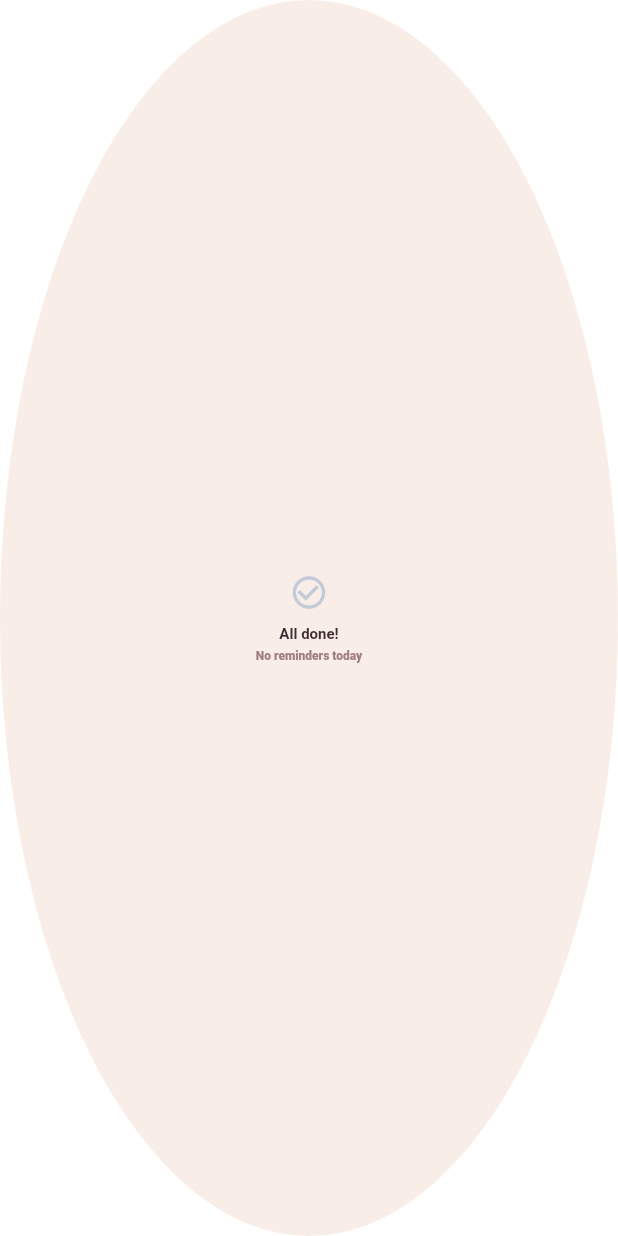
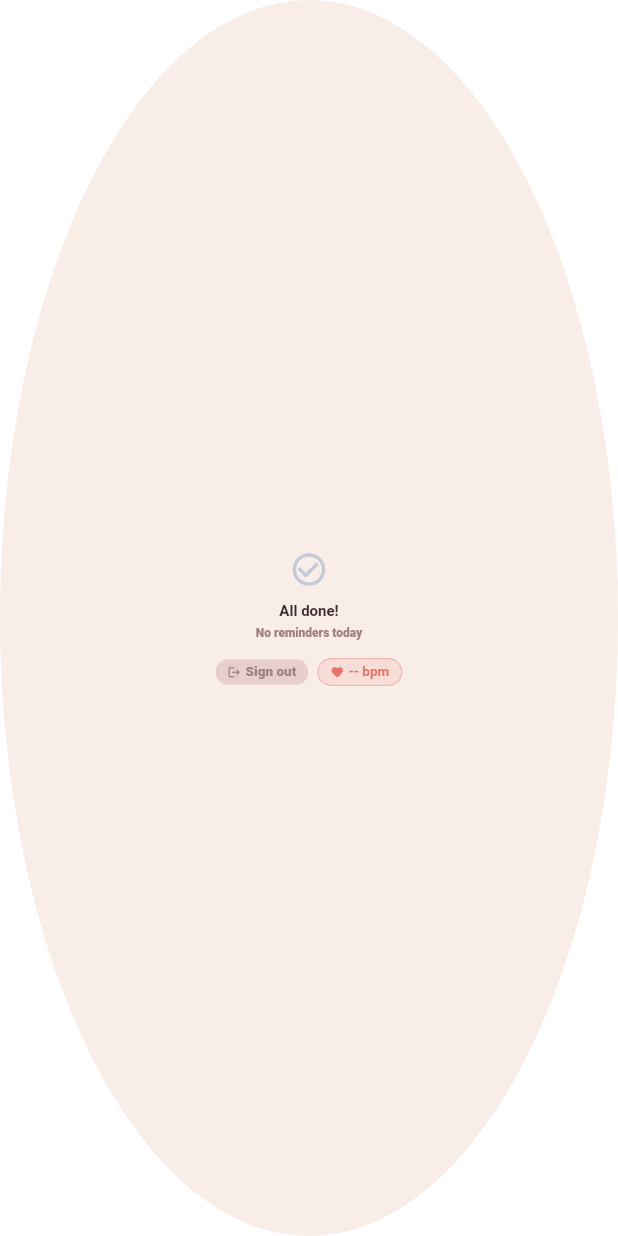
Before and after one commit to nk-glitch/cognicare, a Flutter app: the WatchPatientScreen screen opened directly with empty values, on a phone screen of 412 x 824 dp. Run offline on Flutter 3.47's test engine with Material 3 defaults, Android fonts, the phone set to English and light mode, and no system bars; our stand-ins replace cloud_firestore, firebase_auth, firebase_core, firebase_messaging, flutter_local_notifications, flutter_map and 5 more; missing offline and left inert: wear_plus; accounts and stored records are empty.

Commit message:
heart rate feature

```diff
--- a/lib/screens/watch/watch_patient_screen.dart
+++ b/lib/screens/watch/watch_patient_screen.dart
@@ -19,6 +19,7 @@ const _kAction    = Color(0xFF8FA9C9); // steel blue
 const _kTextDark  = Color(0xFF3D2C31);
 const _kTextLight = Color(0xFFF5EDED);
 const _kTextMuted = Color(0xFFA08080);
+const _kHeart     = Color(0xFFE8736C); // same coral as emergency — fits the palette
 
 const _kBase = TextStyle(
   decoration: TextDecoration.none,
@@ -41,6 +42,7 @@ class _WatchPatientScreenState extends State<WatchPatientScreen>
 
   List<Map<String, dynamic>> _reminders = [];
   bool _isLoading = true;
+  bool _isRefreshing = false;
   int  _currentIndex = 0;
 
   Timer? _checkTimer;
@@ -48,6 +50,11 @@ class _WatchPatientScreenState extends State<WatchPatientScreen>
   final Set<String> _alertedIds = {};
 
   String _firstName = '';
+
+  // ── Heart rate ───────────────────────────────────────────────────────────────
+  static const _hrChannel = EventChannel('cognicare/heart_rate');
+  int?   _heartRate;
+  StreamSubscription? _hrSub;
 
   // Alert animation
   late AnimationController _alertPulse;
@@ -86,17 +93,16 @@ class _WatchPatientScreenState extends State<WatchPatientScreen>
     _swipeCtrl = AnimationController(
         vsync: this, duration: const Duration(milliseconds: 280));
     _swipeAnim = CurvedAnimation(parent: _swipeCtrl, curve: Curves.easeOutCubic);
-    _swipeCtrl.value = 1.0; // Start fully visible so first card is in focus
+    _swipeCtrl.value = 1.0;
 
     _loadPatientName();
     _loadReminders();
     _setupListener();
+    _initHealth(); // ← heart rate init
 
-    // Check every 15 seconds for due reminders
     _checkTimer = Timer.periodic(const Duration(seconds: 15), (_) {
       if (mounted) _checkDue();
     });
-    // Also check immediately on start
     Future.delayed(const Duration(seconds: 2), () {
       if (mounted) _checkDue();
     });
@@ -111,7 +117,26 @@ class _WatchPatientScreenState extends State<WatchPatientScreen>
     _swipeCtrl.dispose();
     _checkTimer?.cancel();
     _reminderSub?.cancel();
+    _hrSub?.cancel();
     super.dispose();
+  }
+
+  // ── Heart rate ────────────────────────────────────────────────────────────────
+
+  /// Subscribe to the native heart rate sensor stream.
+  void _initHealth() {
+    try {
+      _hrSub = _hrChannel.receiveBroadcastStream().listen(
+            (value) {
+          if (mounted && value is int && value > 0) {
+            setState(() => _heartRate = value);
+          }
+        },
+        onError: (e) => debugPrint('heartRate error: $e'),
+      );
+    } catch (e) {
+      debugPrint('initHealth: $e');
+    }
   }
 
   // ── Data ─────────────────────────────────────────────────────────────────────
@@ -152,6 +177,14 @@ class _WatchPatientScreenState extends State<WatchPatientScreen>
     }
   }
 
+  Future<void> _refresh() async {
+    if (_isRefreshing) return;
+    setState(() => _isRefreshing = true);
+    HapticFeedback.mediumImpact();
+    await _loadReminders();
+    if (mounted) setState(() => _isRefreshing = false);
+  }
+
   void _setupListener() {
     _reminderSub = _firestore
         .collection('reminders')
@@ -168,14 +201,12 @@ class _WatchPatientScreenState extends State<WatchPatientScreen>
         if (_alertedIds.contains(doc.id)) continue;
         final t    = (tv as Timestamp).toDate();
         final diff = currentTime.difference(t);
-        // Trigger if within a 2-minute window of the reminder time
         if (diff.inSeconds >= 0 && diff.inSeconds < 120) {
           _triggerAlert({
             'reminderId': doc.id,
             'title': r['title'] ?? 'Reminder',
             'time': DateFormat('h:mm a').format(t.toLocal()),
             'timestamp': t.millisecondsSinceEpoch,
-            // ── FIX: read both notes and description ──
             'notes': (r['notes'] as String? ?? '').isNotEmpty
                 ? r['notes']
                 : (r['description'] as String? ?? ''),
@@ -208,14 +239,12 @@ class _WatchPatientScreenState extends State<WatchPatientScreen>
         if (tv == null) continue;
         final t = (tv as Timestamp).toDate();
         final diff = now.difference(t);
-        // Only alert if within 5 minutes (avoid alerting very old reminders)
         if (diff.inMinutes < 5) {
           _triggerAlert({
             'reminderId': doc.id,
             'title': r['title'] ?? 'Reminder',
             'time': DateFormat('h:mm a').format(t.toLocal()),
             'timestamp': t.millisecondsSinceEpoch,
-            // ── FIX: read both notes and description ──
             'notes': (r['notes'] as String? ?? '').isNotEmpty
                 ? r['notes']
                 : (r['description'] as String? ?? ''),
@@ -231,13 +260,9 @@ class _WatchPatientScreenState extends State<WatchPatientScreen>
     final id = data['reminderId'] ?? '';
     if (id.isEmpty || _alertedIds.contains(id)) return;
     _alertedIds.add(id);
-
-    // Vibrate pattern
     _vibrateAlert();
-
     if (mounted) {
       setState(() => _alertReminder = data);
-      // Start shake after a brief delay so the widget is rendered
       Future.delayed(const Duration(milliseconds: 50), () {
         if (mounted) _alertShake.forward(from: 0);
       });
@@ -274,7 +299,6 @@ class _WatchPatientScreenState extends State<WatchPatientScreen>
           'completed': false,
           'isSnoozed': true,
         });
-        // Allow re-alerting after snooze
         _alertedIds.remove(id);
       } else if (markDone) {
         final scheduled = timestamp != null
@@ -295,7 +319,6 @@ class _WatchPatientScreenState extends State<WatchPatientScreen>
 
   void _navigateTo(int index) {
     if (_reminders.isEmpty) return;
-    // Wrap around
     final wrapped = index % _reminders.length;
     if (wrapped == _currentIndex) return;
     _swipingLeft = index > _currentIndex;
@@ -303,10 +326,6 @@ class _WatchPatientScreenState extends State<WatchPatientScreen>
     _swipeCtrl.forward(from: 0);
   }
 
-  // ── Helper: resolve details text from either field ────────────────────────────
-
-  /// Returns the best available details string for a reminder map.
-  /// Prefers `notes`; falls back to `description`; returns '' if neither.
   String _details(Map<String, dynamic> r) {
     final notes = (r['notes'] as String? ?? '').trim();
     if (notes.isNotEmpty) return notes;
@@ -340,6 +359,16 @@ class _WatchPatientScreenState extends State<WatchPatientScreen>
               style: _kBase.copyWith(color: Colors.white, fontSize: 17),
             ),
           ],
+          // Heart rate in ambient mode (dim white)
+          if (_heartRate != null) ...[
+            const SizedBox(height: 4),
+            Row(mainAxisSize: MainAxisSize.min, children: [
+              Icon(Icons.favorite, color: Colors.white38, size: 9),
+              const SizedBox(width: 2),
+              Text('$_heartRate bpm',
+                  style: _kBase.copyWith(color: Colors.white38, fontSize: 9)),
+            ]),
+          ],
         ]),
       ),
     );
@@ -352,17 +381,102 @@ class _WatchPatientScreenState extends State<WatchPatientScreen>
         child: LayoutBuilder(builder: (ctx, bc) {
           final diameter = bc.maxWidth;
 
-          // Show fullscreen alert if one is active
           if (_alertReminder != null) {
             return _buildFullscreenAlert(diameter);
           }
 
-          if (_isLoading) return _buildLoader();
-          if (_reminders.isEmpty) return _buildEmpty(diameter);
-          return _buildCarousel(diameter);
+          final body = _isLoading
+              ? _buildLoader()
+              : _reminders.isEmpty
+              ? _buildEmpty(diameter)
+              : _buildCarousel(diameter);
+
+          return GestureDetector(
+            onVerticalDragEnd: (details) {
+              // Swipe down to refresh
+              if ((details.primaryVelocity ?? 0) > 200) _refresh();
+            },
+            child: Stack(children: [
+              body,
+              // Refresh indicator at top
+              if (_isRefreshing)
+                Positioned(
+                  top: diameter * 0.12,
+                  left: 0, right: 0,
+                  child: Center(
+                    child: Container(
+                      padding: const EdgeInsets.symmetric(horizontal: 8, vertical: 3),
+                      decoration: BoxDecoration(
+                        color: _kAction.withOpacity(0.15),
+                        borderRadius: BorderRadius.circular(10),
+                      ),
+                      child: Row(mainAxisSize: MainAxisSize.min, children: [
+                        SizedBox(
+                          width: 9, height: 9,
+                          child: CircularProgressIndicator(
+                              strokeWidth: 1.5, color: _kAction),
+                        ),
+                        const SizedBox(width: 5),
+                        Text('Refreshing…',
+                            style: _kBase.copyWith(
+                                color: _kAction, fontSize: 8)),
+                      ]),
+                    ),
+                  ),
+                ),
+            ]),
+          );
         }),
       ),
     );
+  }
+
+  // ── Heart rate badge ──────────────────────────────────────────────────────────
+
+  /// Heart rate pill widget (inline, not positioned).
+  Widget _buildHeartRatePill() {
+    return Container(
+      padding: const EdgeInsets.symmetric(horizontal: 8, vertical: 3),
+      decoration: BoxDecoration(
+        color: _kHeart.withOpacity(0.13),
+        borderRadius: BorderRadius.circular(12),
+        border: Border.all(color: _kHeart.withOpacity(0.35), width: 0.8),
+      ),
+      child: Row(mainAxisSize: MainAxisSize.min, children: [
+        Icon(Icons.favorite, color: _kHeart, size: 9),
+        const SizedBox(width: 3),
+        Text(
+          _heartRate != null ? '$_heartRate bpm' : '-- bpm',
+          style: _kBase.copyWith(
+              color: _kHeart, fontSize: 9, fontWeight: FontWeight.w700),
+        ),
+      ]),
+    );
+  }
+
+  /// Logout + heart rate row shown in the centre of the screen.
+  Widget _buildCentreBar() {
+    return Row(mainAxisSize: MainAxisSize.min, children: [
+      // Logout button
+      GestureDetector(
+        onTap: _showLogoutSheet,
+        child: Container(
+          padding: const EdgeInsets.symmetric(horizontal: 8, vertical: 3),
+          decoration: BoxDecoration(
+            color: _kDivider.withOpacity(0.55),
+            borderRadius: BorderRadius.circular(12),
+          ),
+          child: Row(mainAxisSize: MainAxisSize.min, children: [
+            Icon(Icons.logout, size: 9, color: _kTextMuted),
+            const SizedBox(width: 3),
+            Text('Sign out',
+                style: _kBase.copyWith(color: _kTextMuted, fontSize: 9)),
+          ]),
+        ),
+      ),
+      const SizedBox(width: 6),
+      _buildHeartRatePill(),
+    ]);
   }
 
   // ── Loader ───────────────────────────────────────────────────────────────────
@@ -405,25 +519,9 @@ class _WatchPatientScreenState extends State<WatchPatientScreen>
               Text('No reminders today',
                   style: _kBase.copyWith(color: _kTextMuted, fontSize: 8),
                   textAlign: TextAlign.center),
+              const SizedBox(height: 12),
+              _buildCentreBar(),
             ]),
-          ),
-        ),
-        // ── Logout button — top-left arc ────────────────────────────────────
-        Positioned(
-          top: r * 0.18,
-          left: r * 0.18,
-          child: GestureDetector(
-            onTap: _showLogoutSheet,
-            child: Container(
-              width: 22,
-              height: 22,
-              decoration: BoxDecoration(
-                color: _kDivider.withOpacity(0.55),
-                shape: BoxShape.circle,
-              ),
-              child: Icon(Icons.logout,
-                  size: 11, color: _kTextMuted.withOpacity(0.7)),
-            ),
           ),
         ),
       ],
@@ -433,10 +531,9 @@ class _WatchPatientScreenState extends State<WatchPatientScreen>
   // ── Fullscreen alert ──────────────────────────────────────────────────────────
 
   Widget _buildFullscreenAlert(double diameter) {
-    final data  = _alertReminder!;
-    final title = data['title'] as String? ?? 'Reminder';
-    final time  = data['time'] as String? ?? '';
-    // ── FIX: use helper so description is also shown in alerts ──
+    final data    = _alertReminder!;
+    final title   = data['title'] as String? ?? 'Reminder';
+    final time    = data['time'] as String? ?? '';
     final details = (data['notes'] as String? ?? '').trim().isNotEmpty
         ? (data['notes'] as String).trim()
         : (data['description'] as String? ?? '').trim();
@@ -458,7 +555,6 @@ class _WatchPatientScreenState extends State<WatchPatientScreen>
               child: Column(
                 mainAxisAlignment: MainAxisAlignment.center,
                 children: [
-                  // Bell icon
                   Container(
                     width: 36, height: 36,
                     decoration: BoxDecoration(
@@ -487,7 +583,6 @@ class _WatchPatientScreenState extends State<WatchPatientScreen>
                           color: Colors.white.withOpacity(0.85),
                           fontSize: 9,
                           fontWeight: FontWeight.w500)),
-                  // ── FIX: show details in alert (was labelled 'notes') ──
                   if (details.isNotEmpty) ...[
                     const SizedBox(height: 2),
                     Padding(
@@ -502,9 +597,7 @@ class _WatchPatientScreenState extends State<WatchPatientScreen>
                     ),
                   ],
                   const SizedBox(height: 10),
-                  // Buttons
                   Row(mainAxisAlignment: MainAxisAlignment.center, children: [
-                    // Snooze
                     _AlertButton(
                       label: '+5',
                       icon: Icons.snooze,
@@ -513,7 +606,6 @@ class _WatchPatientScreenState extends State<WatchPatientScreen>
                       fg: Colors.white,
                     ),
                     const SizedBox(width: 8),
-                    // Done
                     _AlertButton(
                       label: 'Done',
                       icon: Icons.check,
@@ -536,25 +628,22 @@ class _WatchPatientScreenState extends State<WatchPatientScreen>
   Widget _buildCarousel(double diameter) {
     final r = diameter / 2;
 
-    // Side oval dimensions
     const sideW = 48.0;
     const sideH = 84.0;
 
     final cardDiameter = (diameter - 46).clamp(100.0, 200.0) * 0.78;
     final centreR = cardDiameter / 2;
 
-    final current = _reminders[_currentIndex];
-    final timeVal = (current['time'] as Timestamp?)?.toDate();
-    final timeStr = timeVal != null ? DateFormat('h:mm a').format(timeVal.toLocal()) : '';
-    // ── FIX: use helper for details ──
+    final current  = _reminders[_currentIndex];
+    final timeVal  = (current['time'] as Timestamp?)?.toDate();
+    final timeStr  = timeVal != null ? DateFormat('h:mm a').format(timeVal.toLocal()) : '';
     final details  = _details(current);
     final category = (current['category'] as String? ?? '').trim();
 
     const greetingTop = 8.0;
-    const dotsBottom = 10.0;
+    const dotsBottom  = 10.0;
 
     return GestureDetector(
-      // Horizontal swipe to navigate
       onHorizontalDragEnd: (details) {
         if (details.primaryVelocity == null) return;
         if (details.primaryVelocity! < -100) {
@@ -600,7 +689,6 @@ class _WatchPatientScreenState extends State<WatchPatientScreen>
                         child: Column(
                           mainAxisAlignment: MainAxisAlignment.center,
                           children: [
-                            // Title
                             Padding(
                               padding: const EdgeInsets.symmetric(horizontal: 20),
                               child: Text(
@@ -616,13 +704,11 @@ class _WatchPatientScreenState extends State<WatchPatientScreen>
                               ),
                             ),
                             const SizedBox(height: 4),
-                            // Time
                             Text(timeStr,
                                 style: _kBase.copyWith(
                                     color: Colors.white.withOpacity(0.85),
                                     fontSize: 10,
                                     fontWeight: FontWeight.w500)),
-                            // Category badge (if present)
                             if (category.isNotEmpty) ...[
                               const SizedBox(height: 4),
                               Container(
@@ -639,10 +725,8 @@ class _WatchPatientScreenState extends State<WatchPatientScreen>
                                         fontWeight: FontWeight.w600)),
                               ),
                             ],
-                            // ── FIX: Details section (notes OR description) ──
                             if (details.isNotEmpty) ...[
                               const SizedBox(height: 6),
-                              // Subtle divider
                               Padding(
                                 padding: const EdgeInsets.symmetric(horizontal: 24),
                                 child: Divider(
@@ -667,7 +751,6 @@ class _WatchPatientScreenState extends State<WatchPatientScreen>
                               ),
                             ],
                             const SizedBox(height: 6),
-                            // Tap hint
                             Text('tap to act',
                                 style: _kBase.copyWith(
                                     color: Colors.white.withOpacity(0.45),
@@ -744,26 +827,13 @@ class _WatchPatientScreenState extends State<WatchPatientScreen>
             ),
           ),
 
-          // ── Logout button — top-left arc (hard to accidentally press) ─────
+          // ── Centre bar (logout + heart rate) just above dots ────────────
           Positioned(
-            top: r * 0.18,
-            left: r * 0.18,
-            child: GestureDetector(
-              onTap: _showLogoutSheet,
-              child: Container(
-                width: 22,
-                height: 22,
-                decoration: BoxDecoration(
-                  color: _kDivider.withOpacity(0.55),
-                  shape: BoxShape.circle,
-                ),
-                child: Icon(Icons.logout,
-                    size: 11, color: _kTextMuted.withOpacity(0.7)),
-              ),
-            ),
+            bottom: dotsBottom + 14,
+            child: _buildCentreBar(),
           ),
 
-          // ── Dot indicator at BOTTOM ───────────────────────────────────────
+          // ── Dot indicator at bottom ───────────────────────────────────────
           Positioned(
             bottom: dotsBottom,
             child: _DotIndicator(
@@ -777,7 +847,6 @@ class _WatchPatientScreenState extends State<WatchPatientScreen>
   // ── Logout ────────────────────────────────────────────────────────────────────
 
   void _showLogoutSheet() {
-    // Step 1: first confirmation sheet
     showModalBottomSheet(
       context: context,
       backgroundColor: Colors.transparent,
@@ -790,7 +859,6 @@ class _WatchPatientScreenState extends State<WatchPatientScreen>
         ),
         padding: const EdgeInsets.fromLTRB(12, 8, 12, 12),
         child: Column(mainAxisSize: MainAxisSize.min, children: [
-          // Drag handle
           Container(
             width: 24, height: 3,
             margin: const EdgeInsets.only(bottom: 8),
@@ -813,8 +881,7 @@ class _WatchPatientScreenState extends State<WatchPatientScreen>
             color: _kEmergency,
             textColor: Colors.white,
             onTap: () {
-              Navigator.pop(context); // close first sheet
-              // Small delay so first sheet finishes dismissing
+              Navigator.pop(context);
               Future.delayed(const Duration(milliseconds: 220), () {
                 if (mounted) _showLogoutConfirmSheet();
               });
@@ -833,7 +900,6 @@ class _WatchPatientScreenState extends State<WatchPatientScreen>
   }
 
   void _showLogoutConfirmSheet() {
-    // Step 2: second confirmation sheet
     showModalBottomSheet(
       context: context,
       backgroundColor: Colors.transparent,
@@ -868,7 +934,6 @@ class _WatchPatientScreenState extends State<WatchPatientScreen>
             onTap: () async {
               Navigator.pop(context);
               await _authService.signOut();
-              // Auth stream in WatchActiveFace will redirect to login
             },
           ),
           const SizedBox(height: 6),
@@ -883,13 +948,12 @@ class _WatchPatientScreenState extends State<WatchPatientScreen>
     );
   }
 
-  // ── Bottom sheet to mark done / snooze from carousel ─────────────────────────
+  // ── Bottom sheet to mark done / snooze ───────────────────────────────────────
 
   void _showDoneSheet(Map<String, dynamic> r, String timeStr) {
     final id        = r['id'] as String;
     final timestamp = (r['time'] as Timestamp?)?.toDate()?.millisecondsSinceEpoch;
-    // ── FIX: show details in sheet too ──
-    final details = _details(r);
+    final details   = _details(r);
 
     showModalBottomSheet(
       context: context,
@@ -904,7 +968,6 @@ class _WatchPatientScreenState extends State<WatchPatientScreen>
         ),
         padding: const EdgeInsets.fromLTRB(10, 6, 10, 6),
         child: Column(mainAxisSize: MainAxisSize.min, children: [
-          // Drag handle
           Container(
             width: 24, height: 3,
             margin: const EdgeInsets.only(bottom: 5),
@@ -920,7 +983,6 @@ class _WatchPatientScreenState extends State<WatchPatientScreen>
               overflow: TextOverflow.ellipsis),
           Text(timeStr,
               style: _kBase.copyWith(color: _kTextMuted, fontSize: 8)),
-          // ── FIX: show details beneath the time in the sheet ──
           if (details.isNotEmpty) ...[
             const SizedBox(height: 4),
             Divider(color: _kDivider, thickness: 0.8, height: 1),
```
Also changed, not shown: pubspec.lock, 5 other files.
